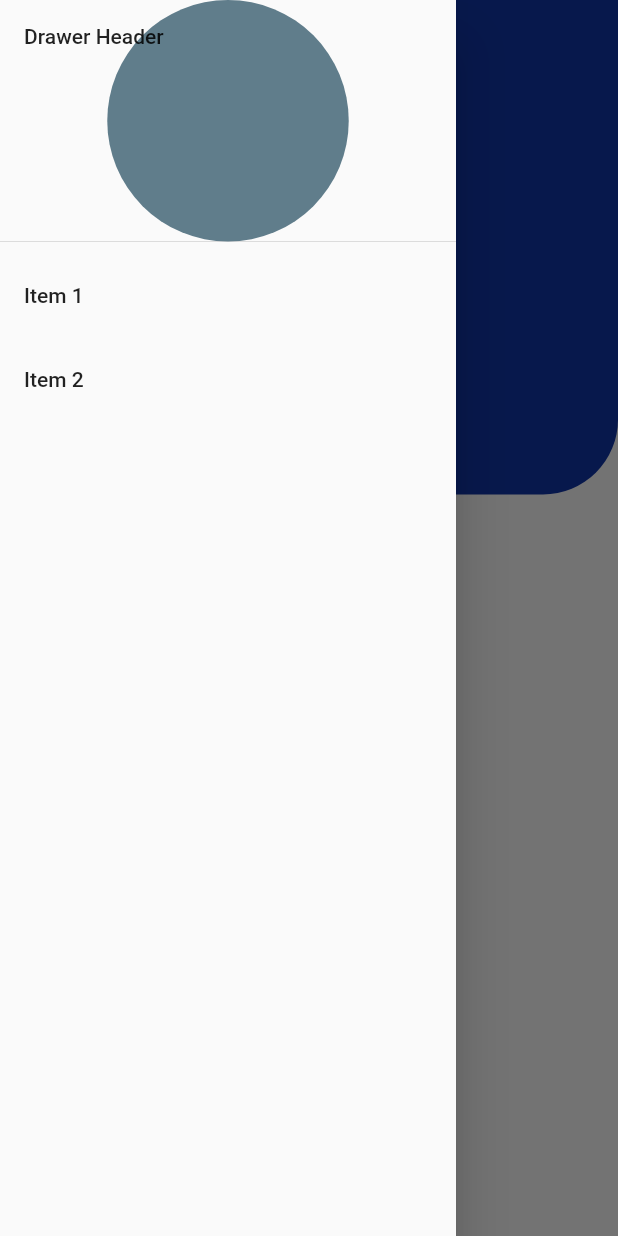
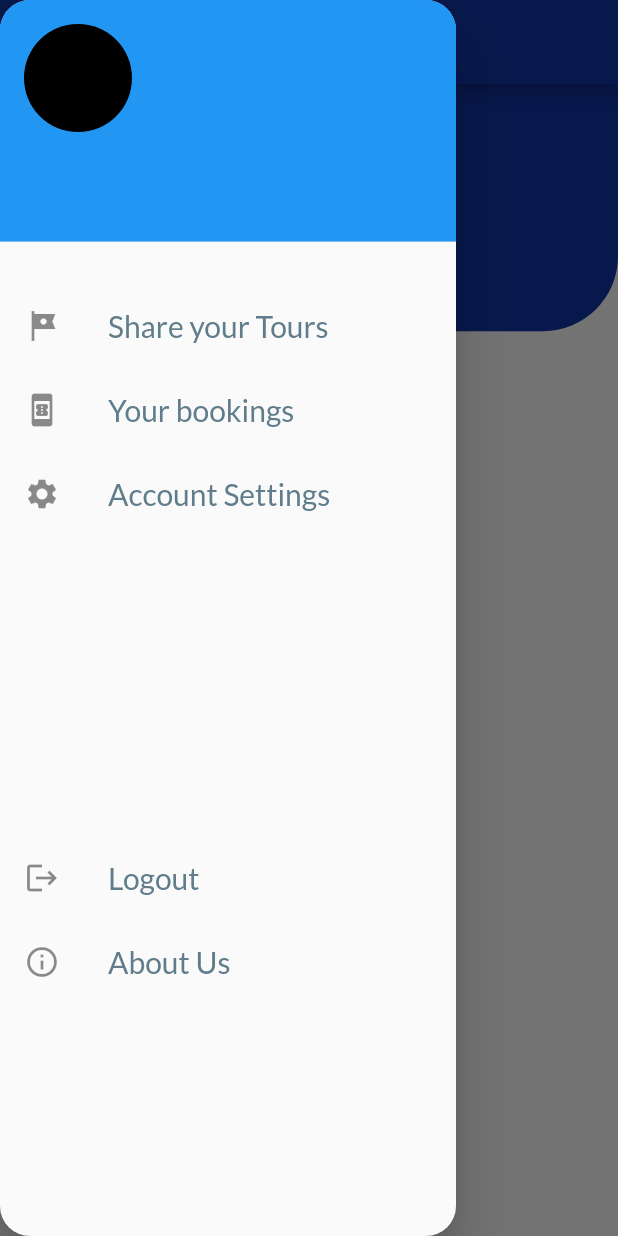
Before and after one commit to MuhammadSalmanAhmad/Tourify, a Flutter app: the MainScreen screen opened by its route, with the side drawer open, on a phone screen of 412 x 824 dp. Run offline on Flutter 3.47's test engine with Material 2 defaults, Android fonts, the phone set to English and light mode, and no system bars; our stand-ins replace cloud_firestore, firebase_auth, firebase_core, fluttertoast, google_fonts, smooth_page_indicator; accounts and stored records are empty; network calls fail.

Commit message:
added drawer, company auth and login screens

```diff
--- a/tourify/lib/MainPanel/Drawer.dart
+++ b/tourify/lib/MainPanel/Drawer.dart
@@ -1,38 +1,77 @@
 import 'package:flutter/material.dart';
+import 'package:firebase_auth/firebase_auth.dart';
+import 'package:google_fonts/google_fonts.dart';
 
 class MainPanelDrawer extends StatelessWidget {
-  const MainPanelDrawer({super.key});
+  MainPanelDrawer({super.key});
 
   @override
+  final auth = FirebaseAuth.instance;
+  final user = FirebaseAuth.instance.currentUser;
   Widget build(BuildContext context) {
-    return   Drawer(
-
+    return Drawer(
+        shape: RoundedRectangleBorder(borderRadius: BorderRadius.circular(20)),
         child: ListView(
           padding: EdgeInsets.zero,
           children: <Widget>[
-        const DrawerHeader(
-          decoration: BoxDecoration(
-            color: Colors.blueGrey,
-            shape: BoxShape.circle
+            UserAccountsDrawerHeader(
+                accountName: Text(user!.displayName.toString()),
+                currentAccountPicture: const CircleAvatar(
+                  backgroundColor: Colors.black,
                 ),
-          child: Text('Drawer Header'),
+                accountEmail: Text(user!.email.toString())),
+            const SizedBox(
+              height: 20,
             ),
             ListTile(
-          title: Text('Item 1'),
               onTap: () {
-            // Update the state of the app.
-            // ...
+                Navigator.pushNamed(context, 'CompanyRegistration');
+              },
+              leading: Icon(Icons.tour),
+              title: Text(
+                'Share your Tours',
+                style: GoogleFonts.lato(fontSize: 20, color: Colors.blueGrey),
+              ),
+
+            ),
+            ListTile(
+              leading: const Icon(Icons.book_online),
+              title: Text(
+                'Your bookings',
+                style: GoogleFonts.lato(fontSize: 20, color: Colors.blueGrey),
+              )
+            ),
+            ListTile(
+              leading: const Icon(Icons.settings),
+              title: Text(
+                'Account Settings',
+                style: GoogleFonts.lato(fontSize: 20, color: Colors.blueGrey),
+              ),
+
+            ),
+            const SizedBox(height: 200,),
+            ListTile(
+              leading: const Icon(Icons.logout),
+              title: Text(
+                'Logout',
+                style: GoogleFonts.lato(fontSize: 20, color: Colors.blueGrey),
+              ),
+              onTap: () {
+                auth.signOut();
+                Navigator.of(context).pushNamed('SignInScreen');
               },
             ),
             ListTile(
-          title: Text('Item 2'),
+              leading: const Icon(Icons.info_outline),
+              title: Text(
+                'About Us',
+                style: GoogleFonts.lato(fontSize: 20, color: Colors.blueGrey),
+              ),
               onTap: () {
-            // Update the state of the app.
-            // ...
+
               },
             ),
           ],
-    )
-    );
+        ));
   }
 }
--- a/tourify/lib/MainPanel/MainPanel.dart
+++ b/tourify/lib/MainPanel/MainPanel.dart
@@ -1,12 +1,29 @@
 import 'package:flutter/material.dart';
+import 'package:flutter/services.dart';
 import 'package:tourify/MainPanel/Drawer.dart';
 
-class MainScreen extends StatelessWidget {
+class MainScreen extends StatefulWidget {
   const MainScreen({super.key});
+
+  @override
+  State<MainScreen> createState() => _MainScreenState();
+}
+
+class _MainScreenState extends State<MainScreen> {
+  void initState() {
+    super.initState();
+    SystemChrome.setEnabledSystemUIMode(SystemUiMode.manual,
+        overlays: [SystemUiOverlay.top, SystemUiOverlay.bottom]);
+  }
 
   @override
   Widget build(BuildContext context) {
     return Scaffold(
+      appBar: AppBar(
+        title: const Text("Tourify"),
+        centerTitle: true,
+        backgroundColor: const Color(0xff1034A6),
+      ),
       drawer: MainPanelDrawer(),
       body: Column(mainAxisAlignment: MainAxisAlignment.start, children: [
         Stack(
@@ -14,7 +31,7 @@ class MainScreen extends StatelessWidget {
           alignment: AlignmentDirectional.bottomCenter,
           children: [
             Container(
-              height: MediaQuery.of(context).size.height * 0.4,
+              height: MediaQuery.of(context).size.height * 0.2,
               width: MediaQuery.of(context).size.width,
               decoration: const BoxDecoration(
                   color: Color(0xff1034A6),
@@ -22,16 +39,12 @@ class MainScreen extends StatelessWidget {
                       bottomLeft: Radius.circular(50.0),
                       bottomRight: Radius.circular(50.0))),
             ),
-            Positioned(
-              top: 200,
-              child: Container()
-            ),
+            Positioned(top: 200, child: Container()),
           ],
         ),
         const SizedBox(
           height: 200,
         ),
-
       ]),
     );
   }
--- a/tourify/lib/main.dart
+++ b/tourify/lib/main.dart
@@ -1,10 +1,12 @@
 import 'package:flutter/material.dart';
+import 'package:tourify/Company_Login_Authentication/company_login.dart';
 import 'package:tourify/HomeScreen.dart';
 import 'package:tourify/MainPanel/MainPanel.dart';
 import 'package:tourify/user_Auth_login_screens/SignIn.dart';
 import 'package:tourify/user_Auth_login_screens/SignUp.dart';
 import 'package:tourify/splashScreen.dart';
 import 'package:firebase_core/firebase_core.dart';
+import 'package:tourify/Company_Login_Authentication/registeration.dart';
 
 void main() async {
   WidgetsFlutterBinding.ensureInitialized();
@@ -23,6 +25,8 @@ void main() async {
       'SignUpScreen':(context) => const SignUpScreen (),
       'SignInScreen':(context) => const SignInScreen (),
       'MainScreen':(context) => const MainScreen (),
+      'CompanyRegistration':(context) => const CompanyRegisteration (),
+      'CompanySignInScreen':(context) => const CompanySignIn (),
 
     },
   ));
```
Also changed, not shown: tourify/lib/Company_Login_Authentication/company_login.dart (added, +173 -0 lines), tourify/lib/Company_Login_Authentication/registeration.dart (added, +303 -0 lines). Lines whose indentation alone changed are shown as unchanged.
